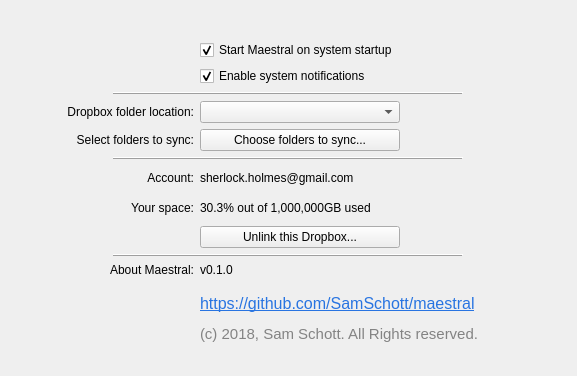
Before: the Qt Designer form maestral/gui/settings.ui in samschott/maestral, drawn with Qt 5.
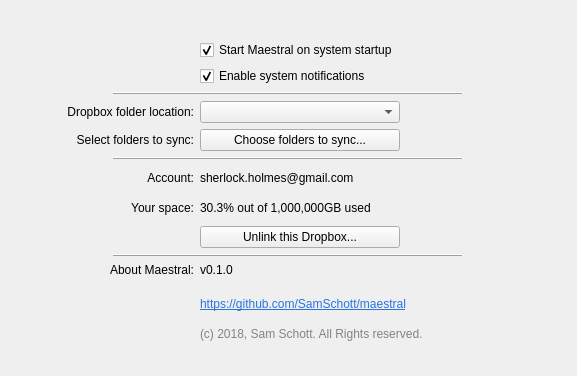
After: the same form once the commit is applied.

```diff
--- a/maestral/gui/settings.ui
+++ b/maestral/gui/settings.ui
@@ -140,7 +140,7 @@
    <item row="21" column="1">
     <widget class="QLabel" name="labelLink">
      <property name="text">
-      <string>&lt;html&gt;&lt;head/&gt;&lt;body&gt;&lt;p&gt;&lt;a href=&quot;https://github.com/SamSchott/birdbox&quot;&gt;&lt;span style=&quot; font-size:12pt; text-decoration: underline; color:#2874e1;&quot;&gt;https://github.com/SamSchott/maestral&lt;/span&gt;&lt;/a&gt;&lt;/p&gt;&lt;/body&gt;&lt;/html&gt;</string>
+      <string>&lt;html&gt;&lt;head/&gt;&lt;body&gt;&lt;p&gt;&lt;a href=&quot;https://github.com/SamSchott/birdbox&quot;&gt;&lt;span style=&quot; font-size:1em; text-decoration: underline; color:#2874e1;&quot;&gt;https://github.com/SamSchott/maestral&lt;/span&gt;&lt;/a&gt;&lt;/p&gt;&lt;/body&gt;&lt;/html&gt;</string>
      </property>
      <property name="openExternalLinks">
       <bool>true</bool>
@@ -150,7 +150,7 @@
    <item row="22" column="1">
     <widget class="QLabel" name="labelCopyright">
      <property name="text">
-      <string>&lt;span style=&quot; font-size:11pt; color:#838383;&quot;&gt;(c) 2018, Sam Schott. All Rights reserved.&lt;/span&gt;</string>
+      <string>&lt;html&gt;&lt;head/&gt;&lt;body&gt;&lt;p&gt;&lt;span style=&quot; font-size:1em; color:#838383;&quot;&gt;(c) 2018, Sam Schott. All Rights reserved.&lt;/span&gt;&lt;/p&gt;&lt;/body&gt;&lt;/html&gt;</string>
      </property>
     </widget>
    </item>
```
